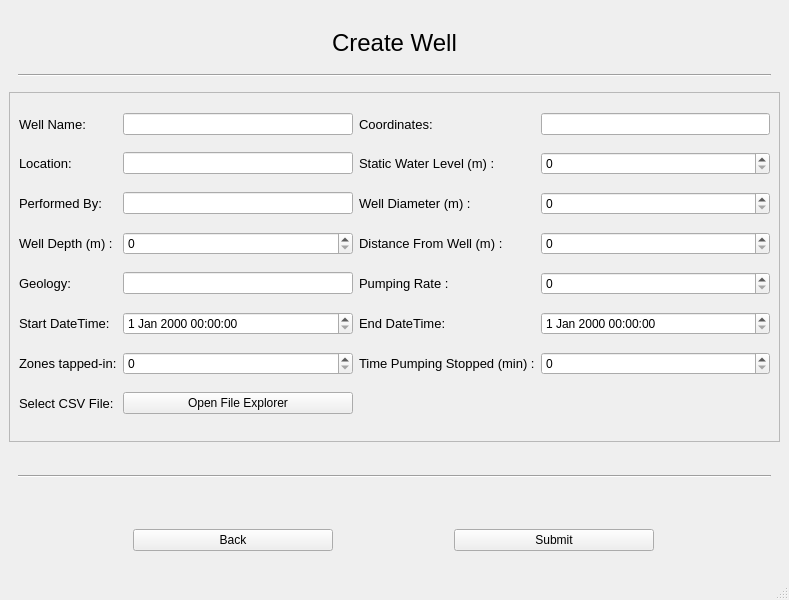
Qt form create_well.ui (dhairyashil-G/CGWB-Desktop-App) before a commit.
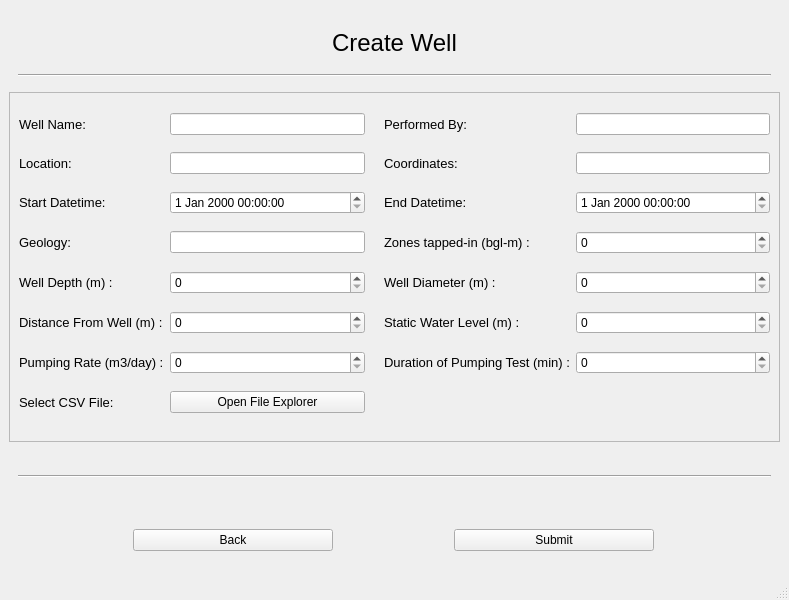
The same form after that commit.

Commit message: changed time pumping stopped to duration of test

Patch:
```diff
--- a/create_well.ui
+++ b/create_well.ui
@@ -61,9 +61,6 @@
        <enum>QFrame::Raised</enum>
       </property>
       <layout class="QGridLayout" name="gridLayout">
-       <item row="1" column="4">
-        <widget class="QLineEdit" name="coordinates_edit"/>
-       </item>
        <item row="13" column="2">
         <widget class="QPushButton" name="csv_button">
          <property name="text">
@@ -83,33 +80,37 @@
          </property>
         </widget>
        </item>
-       <item row="4" column="2">
-        <widget class="QSpinBox" name="welldepth_spinbox">
-         <property name="maximum">
-          <number>10000</number>
-         </property>
-        </widget>
+       <item row="2" column="2">
+        <widget class="QLineEdit" name="location_edit"/>
        </item>
-       <item row="4" column="0">
-        <widget class="QLabel" name="label_20">
+       <item row="1" column="0">
+        <widget class="QLabel" name="label_2">
          <property name="font">
           <font>
            <pointsize>10</pointsize>
           </font>
          </property>
          <property name="text">
-          <string>Well Depth (m) :</string>
+          <string>Well Name:</string>
          </property>
         </widget>
        </item>
-       <item row="2" column="4">
-        <widget class="QSpinBox" name="staticwaterlevel_spinbox">
-         <property name="maximum">
-          <number>10000</number>
+       <item row="1" column="2">
+        <widget class="QLineEdit" name="wellname_edit"/>
+       </item>
+       <item row="2" column="0">
+        <widget class="QLabel" name="label_7">
+         <property name="font">
+          <font>
+           <pointsize>10</pointsize>
+          </font>
          </property>
+         <property name="text">
+          <string>Location:</string>
+         </property>
         </widget>
        </item>
-       <item row="2" column="3">
+       <item row="8" column="4">
         <widget class="QLabel" name="label_14">
          <property name="font">
           <font>
@@ -121,7 +122,13 @@
          </property>
         </widget>
        </item>
-       <item row="3" column="0">
+       <item row="2" column="5">
+        <widget class="QLineEdit" name="coordinates_edit"/>
+       </item>
+       <item row="1" column="5">
+        <widget class="QLineEdit" name="performedby_edit"/>
+       </item>
+       <item row="1" column="4">
         <widget class="QLabel" name="label_3">
          <property name="font">
           <font>
@@ -133,7 +140,14 @@
          </property>
         </widget>
        </item>
-       <item row="4" column="3">
+       <item row="8" column="5">
+        <widget class="QSpinBox" name="staticwaterlevel_spinbox">
+         <property name="maximum">
+          <number>10000</number>
+         </property>
+        </widget>
+       </item>
+       <item row="8" column="0">
         <widget class="QLabel" name="label_15">
          <property name="font">
           <font>
@@ -145,7 +159,7 @@
          </property>
         </widget>
        </item>
-       <item row="4" column="4">
+       <item row="8" column="2">
         <widget class="QSpinBox" name="distancefromwell_spinbox">
          <property name="maximum">
           <number>10000</number>
@@ -153,31 +167,49 @@
         </widget>
        </item>
        <item row="3" column="4">
-        <widget class="QSpinBox" name="welldiameter_spinbox">
+        <widget class="QLabel" name="label_18">
+         <property name="font">
+          <font>
+           <pointsize>10</pointsize>
+          </font>
+         </property>
+         <property name="text">
+          <string>End Datetime:</string>
+         </property>
+        </widget>
+       </item>
+       <item row="12" column="0">
+        <widget class="QLabel" name="label_12">
+         <property name="font">
+          <font>
+           <pointsize>10</pointsize>
+          </font>
+         </property>
+         <property name="text">
+          <string>Pumping Rate (m3/day) :</string>
+         </property>
+        </widget>
+       </item>
+       <item row="12" column="2">
+        <widget class="QSpinBox" name="pumpingrate_spinbox">
          <property name="maximum">
           <number>10000</number>
          </property>
         </widget>
        </item>
-       <item row="13" column="3">
-        <widget class="QWidget" name="widget_2" native="true"/>
-       </item>
-       <item row="3" column="3">
-        <widget class="QLabel" name="label_16">
+       <item row="12" column="4">
+        <widget class="QLabel" name="label_11">
          <property name="font">
           <font>
            <pointsize>10</pointsize>
           </font>
          </property>
          <property name="text">
-          <string>Well Diameter (m) :</string>
+          <string>Duration of Pumping Test (min) :</string>
          </property>
         </widget>
        </item>
-       <item row="2" column="2">
-        <widget class="QLineEdit" name="location_edit"/>
-       </item>
-       <item row="1" column="3">
+       <item row="2" column="4">
         <widget class="QLabel" name="label_6">
          <property name="font">
           <font>
@@ -189,10 +221,39 @@
          </property>
         </widget>
        </item>
+       <item row="3" column="0">
+        <widget class="QLabel" name="label_17">
+         <property name="font">
+          <font>
+           <pointsize>10</pointsize>
+          </font>
+         </property>
+         <property name="text">
+          <string>Start Datetime:</string>
+         </property>
+        </widget>
+       </item>
+       <item row="3" column="5">
+        <widget class="QDateTimeEdit" name="enddatetime_edit"/>
+       </item>
+       <item row="12" column="5">
+        <widget class="QSpinBox" name="timepumpingstopped_spinbox">
+         <property name="maximum">
+          <number>10000</number>
+         </property>
+        </widget>
+       </item>
        <item row="3" column="2">
-        <widget class="QLineEdit" name="performedby_edit"/>
+        <widget class="QDateTimeEdit" name="startdatetime_edit"/>
        </item>
-       <item row="6" column="0">
+       <item row="2" column="3">
+        <widget class="QLabel" name="label_5">
+         <property name="text">
+          <string/>
+         </property>
+        </widget>
+       </item>
+       <item row="4" column="0">
         <widget class="QLabel" name="label_13">
          <property name="font">
           <font>
@@ -204,105 +265,29 @@
          </property>
         </widget>
        </item>
-       <item row="2" column="0">
-        <widget class="QLabel" name="label_7">
-         <property name="font">
-          <font>
-           <pointsize>10</pointsize>
-          </font>
-         </property>
-         <property name="text">
-          <string>Location:</string>
-         </property>
-        </widget>
-       </item>
-       <item row="1" column="0">
-        <widget class="QLabel" name="label_2">
-         <property name="font">
-          <font>
-           <pointsize>10</pointsize>
-          </font>
-         </property>
-         <property name="text">
-          <string>Well Name:</string>
-         </property>
-        </widget>
-       </item>
-       <item row="1" column="2">
-        <widget class="QLineEdit" name="wellname_edit"/>
-       </item>
-       <item row="6" column="2">
+       <item row="4" column="2">
         <widget class="QLineEdit" name="geology_edit"/>
        </item>
-       <item row="6" column="3">
-        <widget class="QLabel" name="label_12">
-         <property name="font">
-          <font>
-           <pointsize>10</pointsize>
-          </font>
-         </property>
-         <property name="text">
-          <string>Pumping Rate :</string>
-         </property>
-        </widget>
-       </item>
        <item row="6" column="4">
-        <widget class="QSpinBox" name="pumpingrate_spinbox">
-         <property name="maximum">
-          <number>10000</number>
-         </property>
-        </widget>
-       </item>
-       <item row="8" column="3">
-        <widget class="QLabel" name="label_18">
+        <widget class="QLabel" name="label_16">
          <property name="font">
           <font>
            <pointsize>10</pointsize>
           </font>
          </property>
          <property name="text">
-          <string>End DateTime:</string>
+          <string>Well Diameter (m) :</string>
          </property>
         </widget>
        </item>
-       <item row="8" column="4">
-        <widget class="QDateTimeEdit" name="enddatetime_edit"/>
-       </item>
-       <item row="12" column="4">
-        <widget class="QSpinBox" name="timepumpingstopped_spinbox">
+       <item row="6" column="5">
+        <widget class="QSpinBox" name="welldiameter_spinbox">
          <property name="maximum">
           <number>10000</number>
          </property>
         </widget>
        </item>
-       <item row="12" column="3">
-        <widget class="QLabel" name="label_11">
-         <property name="font">
-          <font>
-           <pointsize>10</pointsize>
-          </font>
-         </property>
-         <property name="text">
-          <string>Time Pumping Stopped (min) :</string>
-         </property>
-        </widget>
-       </item>
-       <item row="8" column="2">
-        <widget class="QDateTimeEdit" name="startdatetime_edit"/>
-       </item>
-       <item row="8" column="0">
-        <widget class="QLabel" name="label_17">
-         <property name="font">
-          <font>
-           <pointsize>10</pointsize>
-          </font>
-         </property>
-         <property name="text">
-          <string>Start DateTime:</string>
-         </property>
-        </widget>
-       </item>
-       <item row="12" column="0">
+       <item row="4" column="4">
         <widget class="QLabel" name="label_10">
          <property name="font">
           <font>
@@ -310,17 +295,36 @@
           </font>
          </property>
          <property name="text">
-          <string>Zones tapped-in:</string>
+          <string>Zones tapped-in (bgl-m) :</string>
          </property>
         </widget>
        </item>
-       <item row="12" column="2">
+       <item row="4" column="5">
         <widget class="QSpinBox" name="zonestappedin_spinbox">
          <property name="maximum">
           <number>10000</number>
          </property>
         </widget>
        </item>
+       <item row="6" column="0">
+        <widget class="QLabel" name="label_20">
+         <property name="font">
+          <font>
+           <pointsize>10</pointsize>
+          </font>
+         </property>
+         <property name="text">
+          <string>Well Depth (m) :</string>
+         </property>
+        </widget>
+       </item>
+       <item row="6" column="2">
+        <widget class="QSpinBox" name="welldepth_spinbox">
+         <property name="maximum">
+          <number>10000</number>
+         </property>
+        </widget>
+       </item>
       </layout>
      </widget>
     </item>
```
The commit also changes 7 other files.
